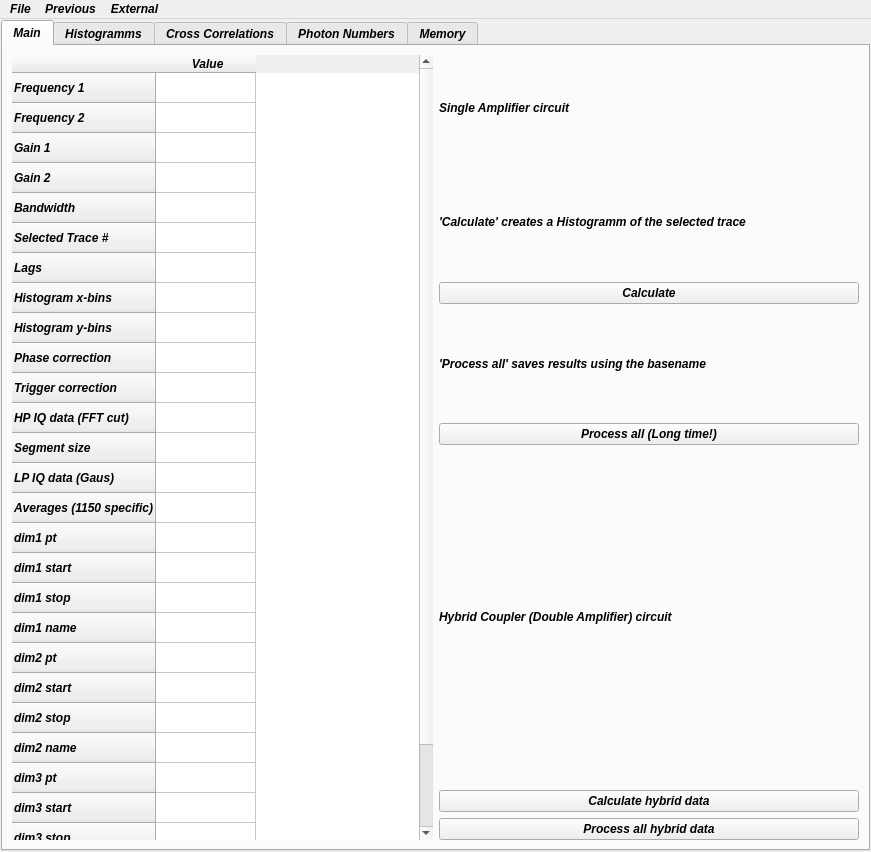
First picture: the form in density_matrix/hybridC/density_matrix.ui, repository benschneider/sideprojects1, before the edit.
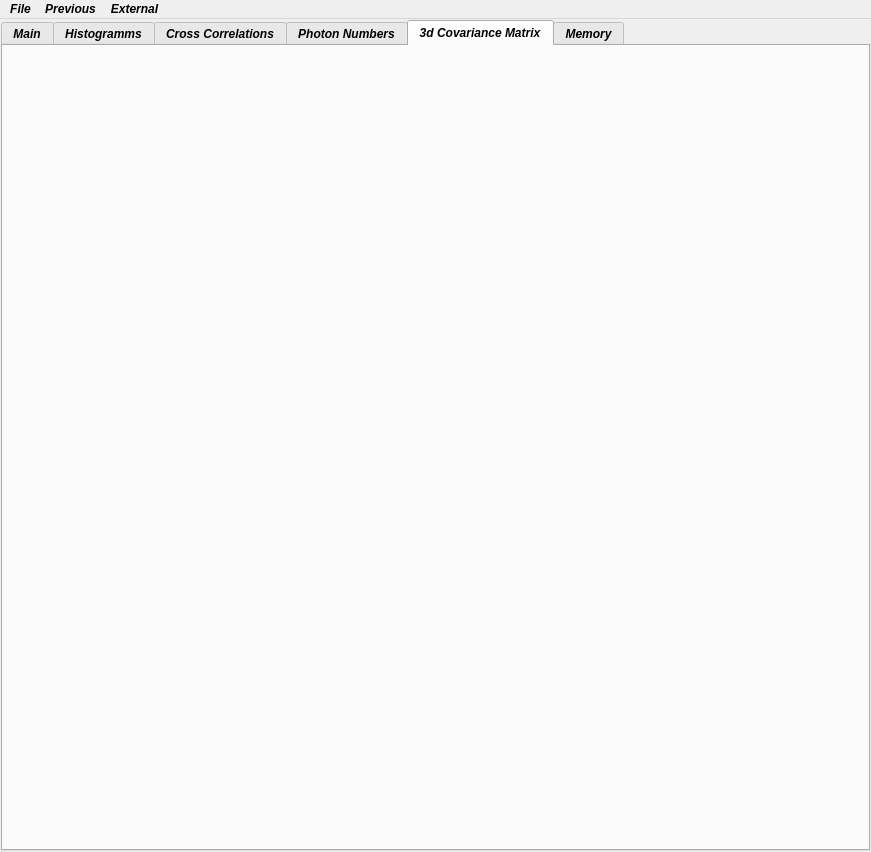
Second picture: the form after the edit. The open tabs and pages were chosen to show the change.

Commit message: 8x8 Matrix representations

Diff of the .ui file:
```diff
--- a/density_matrix/hybridC/density_matrix.ui
+++ b/density_matrix/hybridC/density_matrix.ui
@@ -432,6 +432,16 @@
           </item>
          </layout>
         </widget>
+        <widget class="QWidget" name="tab_covmat">
+         <attribute name="title">
+          <string>3d Covariance Matrix</string>
+         </attribute>
+         <layout class="QVBoxLayout" name="verticalLayout_5">
+          <item>
+           <layout class="QVBoxLayout" name="covmat_field"/>
+          </item>
+         </layout>
+        </widget>
         <widget class="QWidget" name="tab_5">
          <attribute name="title">
           <string>Memory</string>
```
Left out of the diff: 10 changed lines with no effect on the pictures. The commit also changes 3 other files.
